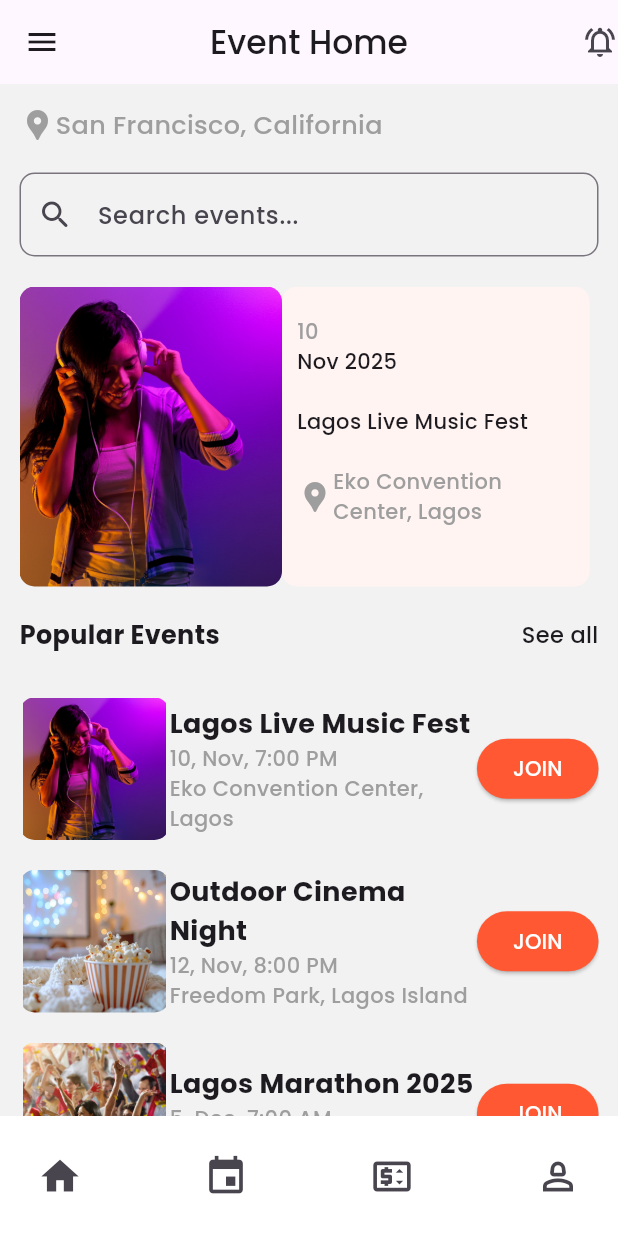
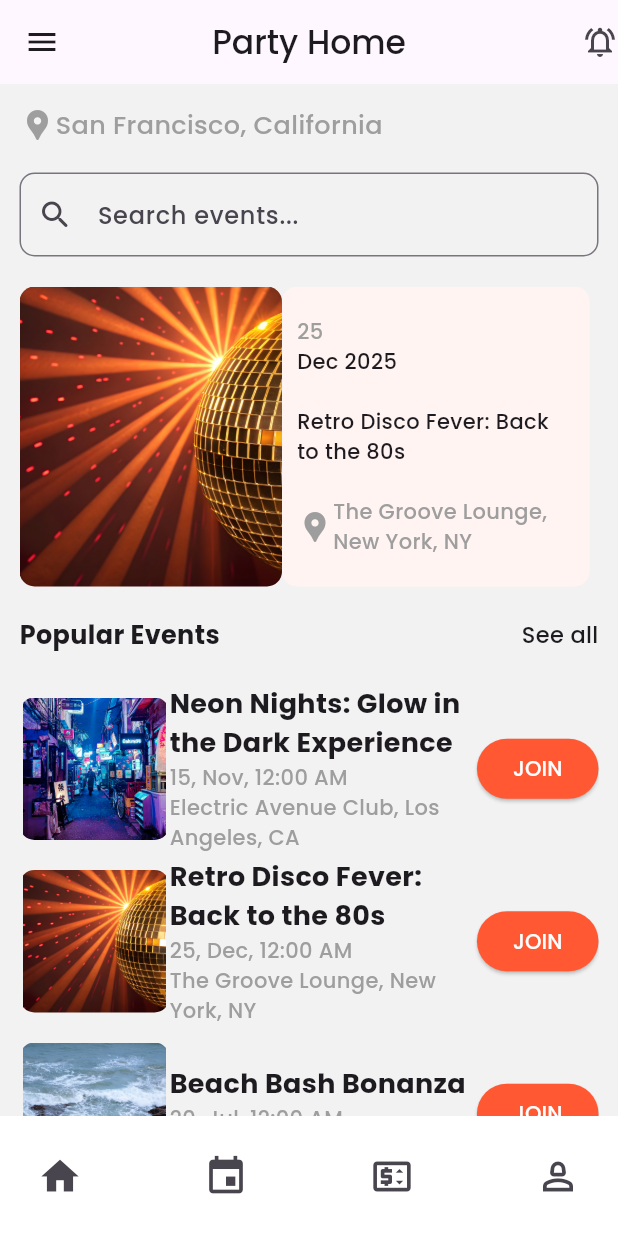
Before and after one commit to Joyy-dev/eventparty, a Flutter app: the EventScreens screen opened by its route, on a phone screen of 412 x 824 dp. Shown: the top 1233 px of the screen. Run offline on Flutter 3.47's test engine with Material 3 defaults, Android fonts, the light colour scheme and no system bars.

Commit message:
final layout

```diff
--- /dev/null
+++ b/lib/provider/party.dart
@@ -0,0 +1,86 @@
+import 'package:flutter/material.dart';
+
+class Party {
+  final String partyId;
+  final String partyTitle;
+  final String partyImage;
+  final double partyPrice;
+  final DateTime partyDate;
+  final DateTime partyTime;
+  final String partyLocation;
+  final String description;
+
+  Party ({
+    required this.partyId,
+    required this.partyTitle,
+    required this.partyImage,
+    required this.partyPrice,
+    required this.partyDate,
+    required this.partyTime,
+    required this.partyLocation,
+    required this.description
+  });
+}
+
+class Parties with ChangeNotifier {
+  final List<Party> _allParty = [
+    Party(
+      partyId: '1',
+      partyTitle: 'Neon Nights: Glow in the Dark Experience',
+      partyImage: 'assets/images/neon.png',
+      partyPrice: 450,
+      partyDate: DateTime(2025, 11, 15),
+      partyTime: DateTime(2025, 11, 15, 20, 00),
+      partyLocation: 'Electric Avenue Club, Los Angeles, CA',
+      description: 'Step into a world of glowing lights and pulsating beats! Dance the night away under UV lights with neon body paint, EDM DJs, and glowing cocktails.'
+    ),
+    Party(
+      partyId: '2',
+      partyTitle: 'Retro Disco Fever: Back to the 80s',
+      partyImage: 'assets/images/disco.png',
+      partyPrice: 250,
+      partyDate: DateTime(2025, 12, 25),
+      partyTime: DateTime(2025, 12, 25, 19, 00),
+      partyLocation: 'The Groove Lounge, New York, NY',
+      description: 'Relive the disco era with funky lights, mirror balls, and classic 80s hits. Dress in your best retro outfit and show off your dance moves!'
+    ),
+    Party(
+      partyId: '3',
+      partyTitle: 'Beach Bash Bonanza',
+      partyImage: 'assets/images/beach.png',
+      partyPrice: 600,
+      partyDate: DateTime(2025, 07, 20),
+      partyTime: DateTime(2025, 07, 20, 17, 00),
+      partyLocation: 'Sunset Shores, Miami, FL',
+      description: 'A tropical celebration with live DJs, bonfires, beach games, and tropical drinks. Bring your flip-flops and get ready for a night of sun, sand, and sound!'
+    ),
+    Party(
+      partyId: '4',
+      partyTitle: 'Midnight Masquerade Gala',
+      partyImage: 'assets/images/masquerade.png',
+      partyPrice: 800,
+      partyDate: DateTime(2025, 12, 31),
+      partyTime: DateTime(2025, 12, 31, 21, 00),
+      partyLocation: 'The Grand Ballroom, Chicago, I',
+      description: 'Ring in the New Year in style! An elegant night of mystery and glamour with live music, champagne toasts, and a midnight mask reveal.'
+    ),
+    Party(
+      partyId: '5',
+      partyTitle: 'Gamer’s Paradise: LAN & Arcade Night',
+      partyImage: 'assets/images/gamer.png',
+      partyPrice: 250,
+      partyDate: DateTime(2025, 11, 02),
+      partyTime: DateTime(2025, 11, 02, 18, 00),
+      partyLocation: 'Pixel Playhouse, Austin, TX',
+      description: 'Whether you’re a console, PC, or arcade gamer—this night is for you! Enjoy multiplayer tournaments, VR zones, and unlimited arcade tokens.'
+    )
+  ];
+
+  List<Party> get partyList {
+    return [..._allParty];
+  }
+
+  Party findById (String id) {
+    return _allParty.firstWhere((Party) => Party.partyId == Party.partyId);
+  }
+}
--- a/lib/screens/event_screens.dart
+++ b/lib/screens/event_screens.dart
@@ -15,7 +15,7 @@ class EventScreens extends StatelessWidget {
       appBar: AppBar(
         centerTitle: true,
         title: Text(
-          'Event Home'
+          'Party Home'
         ),
         actions: [
           Icon(Icons.notifications_active_outlined)
--- a/lib/widget/event_carousel.dart
+++ b/lib/widget/event_carousel.dart
@@ -1,7 +1,7 @@
 import 'dart:async';
+import 'package:eventparty/provider/party.dart';
 import 'package:intl/intl.dart';
 
-import 'package:eventparty/provider/event.dart';
 import 'package:provider/provider.dart';
 import 'package:flutter/material.dart';
 
@@ -24,15 +24,15 @@ class _EventCarouselState extends State<EventCarousel> {
     Color(0xFFFFFDE7),
   ];
 
-  List<List<Event>> get eventGrid {
-    final eventProvider = Provider.of<Events>(context);
-    final eventSlide = eventProvider.allEvent;
+  List<List<Party>> get partyGrid {
+    final eventProvider = Provider.of<Parties>(context);
+    final partySlide = eventProvider.partyList;
 
-    List<List<Event>> eventhero = [];
-    for (int i = 0; i < eventSlide.length; i += 1) {
-      eventhero.add(eventSlide.skip(i).take(1).toList());
+    List<List<Party>> partyHero = [];
+    for (int i = 0; i < partySlide.length; i += 1) {
+      partyHero.add(partySlide.skip(i).skip(1).take(1).toList());
     }
-    return eventhero;
+    return partyHero;
   }
 
   @override
@@ -64,9 +64,9 @@ class _EventCarouselState extends State<EventCarousel> {
       height: 200,
       child: PageView.builder(
         controller: _pageController,
-        itemCount: eventGrid.length * 1000,
+        itemCount: partyGrid.length * 1000,
         itemBuilder: (context, index) {
-          final carouselslide = eventGrid[index % eventGrid.length];
+          final carouselslide = partyGrid[index % partyGrid.length];
           return GridView.builder(
             itemCount: carouselslide.length,
             gridDelegate: SliverGridDelegateWithFixedCrossAxisCount(
@@ -84,7 +84,7 @@ class _EventCarouselState extends State<EventCarousel> {
                     width: 175,
                     decoration: BoxDecoration(
                       image: DecorationImage(
-                        image: AssetImage(events.image),
+                        image: AssetImage(events.partyImage),
                         fit: BoxFit.cover,
                       ),
                       borderRadius: BorderRadius.circular(10)
@@ -102,17 +102,17 @@ class _EventCarouselState extends State<EventCarousel> {
                       crossAxisAlignment: CrossAxisAlignment.start,
                       children: [
                         Text(
-                          DateFormat('d').format(events.eventDate),
+                          DateFormat('d').format(events.partyDate),
                           style: TextStyle(
                             color: Colors.grey
                           ),
                         ),
                         Text(
-                          DateFormat('MMM y').format(events.eventDate)
+                          DateFormat('MMM y').format(events.partyTime)
                         ),
                         SizedBox(height: 20,),
                         Text(
-                          events.title
+                          events.partyTitle,
                         ),
                         SizedBox(height: 20,),
                         Row(
@@ -120,7 +120,7 @@ class _EventCarouselState extends State<EventCarousel> {
                             Icon(Icons.location_pin, color: Colors.grey,),
                             Flexible(
                               child: Text(
-                                events.location,
+                                events.partyLocation,
                                 softWrap: true,
                                 overflow: TextOverflow.clip,
                                 style: TextStyle(
--- a/lib/widget/event_list.dart
+++ b/lib/widget/event_list.dart
@@ -1,5 +1,5 @@
 import 'package:eventparty/provider/event.dart';
-import 'package:eventparty/screens/single_event_screens.dart';
+import 'package:eventparty/screens/event_detail_screens.dart';
 import 'package:provider/provider.dart';
 import 'package:flutter/material.dart';
 import 'package:intl/intl.dart';
@@ -51,7 +51,7 @@ class EventList extends StatelessWidget {
                   Navigator.push(
                     context,
                     MaterialPageRoute(
-                      builder: (context) => SingleEventScreens(eventId: events.id,)
+                      builder: (context) => EventDetailScreens(id: events.id)
                     )
                   );
                 },
--- a/lib/widget/popular_event.dart
+++ b/lib/widget/popular_event.dart
@@ -1,5 +1,5 @@
-import 'package:eventparty/provider/event.dart';
-import 'package:eventparty/screens/event_detail_screens.dart';
+import 'package:eventparty/provider/party.dart';
+import 'package:eventparty/screens/favorite_screens.dart';
 import 'package:flutter/material.dart';
 import 'package:provider/provider.dart';
 import 'package:intl/intl.dart';
@@ -9,8 +9,8 @@ class PopularEvent extends StatelessWidget {
 
   @override
   Widget build(BuildContext context) {
-    final popularProvider = Provider.of<Events>(context);
-    final popularEvent = popularProvider.allEvent;
+    final popularProvider = Provider.of<Parties>(context);
+    final popularEvent = popularProvider.partyList;
 
     return SizedBox(
       height: 500,
@@ -34,7 +34,7 @@ class PopularEvent extends StatelessWidget {
                         decoration: BoxDecoration(
                           borderRadius: BorderRadius.circular(10),
                           image: DecorationImage(
-                            image: AssetImage(popularList.image)
+                            image: AssetImage(popularList.partyImage)
                           )
                         ),
                       ),
@@ -44,21 +44,21 @@ class PopularEvent extends StatelessWidget {
                           mainAxisAlignment: MainAxisAlignment.center,
                           children: [
                             Text(
-                              popularList.title,
+                              popularList.partyTitle,
                               style: TextStyle(
                                 fontSize: 18,
                                 fontWeight: FontWeight.bold
                               ),
                             ),
                             Text(
-                              DateFormat('d, MMM, h:mm a').format(popularList.eventDate),
+                              DateFormat('d, MMM, h:mm a').format(popularList.partyDate),
                               style: TextStyle(
                                 color: Colors.grey,
                                 fontSize: 14
                               ),
                             ),
                             Text(
-                              popularList.location,
+                              popularList.partyLocation,
                               softWrap: true,
                               overflow: TextOverflow.clip,
                               style: TextStyle(
@@ -76,7 +76,7 @@ class PopularEvent extends StatelessWidget {
                   onPressed: () {
                     Navigator.push(
                       context, MaterialPageRoute(
-                        builder: (context) => EventDetailScreens(id: popularList.id)
+                        builder: (context) => FavoriteScreens(partyId: popularList.partyId,)
                       )
                     );
                   },
@@ -90,55 +90,6 @@ class PopularEvent extends StatelessWidget {
                 )
               ],
             ),
-            // child: ListTile(
-            //   leading: ClipRRect(
-            //     child: Image(
-            //       image: AssetImage(popularList.image),
-            //       fit: BoxFit.cover,
-            //       width: 80,
-            //     ),
-            //   ),
-            //   title: Text(
-            //     popularList.title,
-            //     style: TextStyle(
-            //       fontWeight: FontWeight.bold,
-            //       fontSize: 17
-            //     ),
-            //   ),
-            //   subtitle: Column(
-            //     crossAxisAlignment: CrossAxisAlignment.start,
-            //     children: [
-            //       Text(
-            //         DateFormat('d MMM, h:mm a').format(popularList.eventDate),
-            //         style: TextStyle(
-            //           color: Colors.grey,
-            //           fontSize: 14
-            //         ),
-            //       ),
-            //       Text(
-            //         popularList.location,
-            //         style: TextStyle(
-            //           color: Colors.grey,
-            //           fontSize: 15
-            //         ),
-            //       )
-            //     ],
-            //   ),
-            //   trailing: ElevatedButton(
-            //     onPressed: () {},
-            //     style: ElevatedButton.styleFrom(
-            //       backgroundColor: Color(0xFFFF5833),
-            //       foregroundColor: Colors.white,
-            //       textStyle: TextStyle(
-            //         fontWeight: FontWeight.bold,
-            //         fontSize: 17,
-            //       )
-            //     ),
-            //     child: Text(
-            //       'JOIN'
-            //     )
-            //   ),
-            // ),
           );
         },
       ),
--- a/pubspec.yaml
+++ b/pubspec.yaml
@@ -47,6 +47,7 @@ dev_dependencies:
   flutter_lints: ^5.0.0
   provider: ^6.1.5+1
   intl: ^0.20.2
+  google_maps_flutter: ^2.13.1
 
 # For information on the generic Dart part of this file, see the
 # following page: https://dart.dev/tools/pub/pubspec
@@ -67,6 +68,11 @@ flutter:
    - assets/images/music.png
    - assets/images/sports.png
    - assets/images/girl.png
+   - assets/images/beach.png
+   - assets/images/disco.png
+   - assets/images/gamer.png
+   - assets/images/masquerade.png
+   - assets/images/neon.png
   #   - images/a_dot_ham.jpeg
 
   # An image asset can refer to one or more resolution-specific "variants", see
```
Also changed, not shown: lib/main.dart (+13 -2 lines), lib/screens/event_detail_screens.dart (+12 -2 lines), lib/screens/favorite_screens.dart (added, +108 -0 lines), lib/widget/event_drawer.dart (+11 -3 lines), lib/widget/event_scroll.dart (+10 -2 lines), lib/widget/party_detail.dart (added, +37 -0 lines), assets/images/beach.png (added), assets/images/disco.png (added), assets/images/gamer.png (added), assets/images/masquerade.png (added), assets/images/neon.png (added), pubspec.lock.
